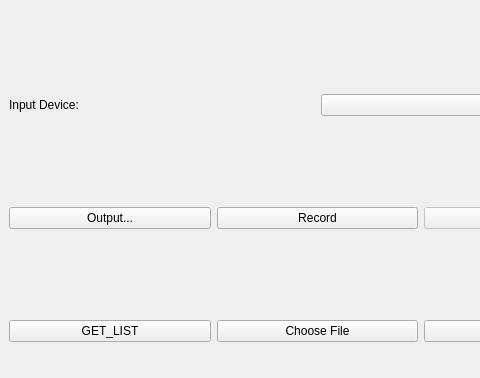
Above: audiorecorder.ui from DawidNieborak/TransferViaSound before the change; both pictures show x 0 to 480 and y 0 to 378 of the 635 by 573 pixel window. Below: the same form after it.
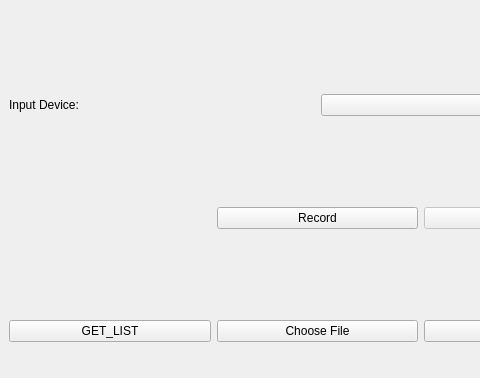
That is the form after the change.

Commit message: delete useless code

Patch:
```diff
--- a/audiorecorder.ui
+++ b/audiorecorder.ui
@@ -29,13 +29,6 @@
       </property>
      </widget>
     </item>
-    <item row="1" column="0">
-     <widget class="QPushButton" name="outputButton">
-      <property name="text">
-       <string>Output...</string>
-      </property>
-     </widget>
-    </item>
     <item row="1" column="2">
      <widget class="QPushButton" name="pauseButton">
       <property name="enabled">
```
Left out of the diff: 16 changed lines with no effect on the pictures. The commit also changes 2 other files.
